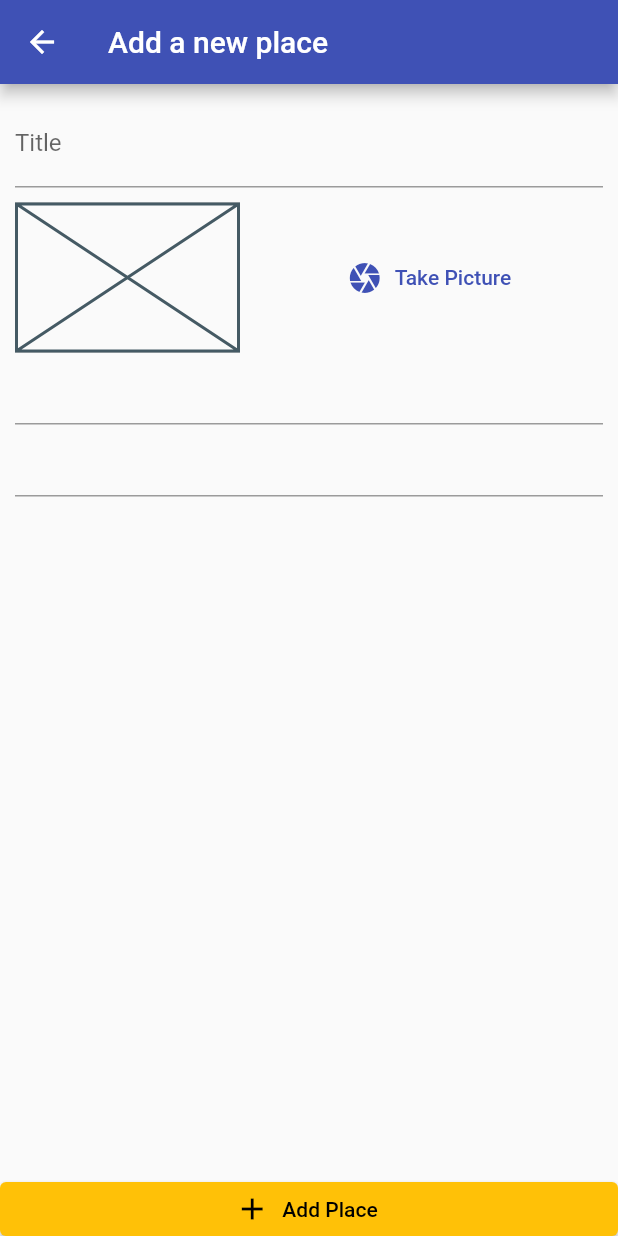
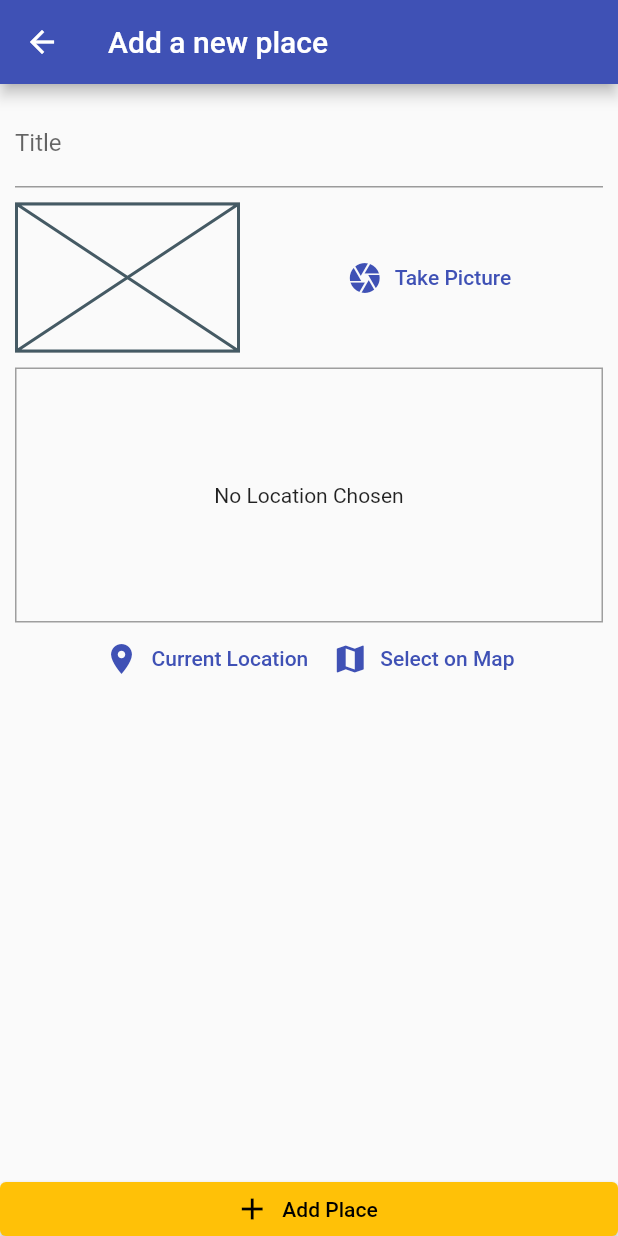
Before and after one commit to smo-learning/learn-flutter, a Flutter app: the AddPlaceScreen screen opened by its route, on a phone screen of 412 x 824 dp. Run offline on Flutter 3.47's test engine with Material 2 defaults, Android fonts, the phone set to English and light mode, and no system bars; our stand-ins replace image_picker, location, shared_preferences, sqflite; accounts and stored records are empty.

Commit message:
Add Current Location

```diff
--- a/great_places_app/lib/screens/add_place_screen.dart
+++ b/great_places_app/lib/screens/add_place_screen.dart
@@ -3,6 +3,7 @@
 import 'package:flutter/material.dart';
 import 'package:great_places_app/providers/great_places.dart';
 import 'package:great_places_app/widgets/image_input.dart';
+import 'package:great_places_app/widgets/location_input.dart';
 import 'package:provider/provider.dart';
 
 class AddPlaceScreen extends StatefulWidget {
@@ -50,8 +51,8 @@
                     ),
                     SizedBox(height: 10),
                     ImageInput(_selectImage),
-                    TextField(),
-                    TextField(),
+                    SizedBox(height: 10),
+                    LocationInput(),
                   ],
                 ),
               ),
--- /dev/null
+++ b/great_places_app/lib/widgets/location_input.dart
@@ -0,0 +1,63 @@
+import 'package:flutter/material.dart';
+import 'package:location/location.dart';
+
+class LocationInput extends StatefulWidget {
+  @override
+  _LocationInputState createState() => _LocationInputState();
+}
+
+class _LocationInputState extends State<LocationInput> {
+  String _previewImageUrl;
+
+  Future<void> _getCurrentUserLocation() async {
+    final locData = await Location().getLocation();
+    print(locData.latitude);
+    print(locData.longitude);
+  }
+
+  @override
+  Widget build(BuildContext context) {
+    return Column(
+      children: [
+        Container(
+          height: 170,
+          width: double.infinity,
+          alignment: Alignment.center,
+          decoration:
+              BoxDecoration(border: Border.all(width: 1, color: Colors.grey)),
+          child: _previewImageUrl == null
+              ? Text(
+                  'No Location Chosen',
+                  textAlign: TextAlign.center,
+                )
+              : Image.network(
+                  _previewImageUrl,
+                  fit: BoxFit.cover,
+                  width: double.infinity,
+                ),
+        ),
+        Row(
+          mainAxisAlignment: MainAxisAlignment.center,
+          children: [
+            TextButton.icon(
+              onPressed: _getCurrentUserLocation,
+              icon: Icon(Icons.location_on),
+              label: Text(
+                'Current Location',
+                style: TextStyle(color: Theme.of(context).primaryColor),
+              ),
+            ),
+            TextButton.icon(
+              onPressed: () {},
+              icon: Icon(Icons.map),
+              label: Text(
+                'Select on Map',
+                style: TextStyle(color: Theme.of(context).primaryColor),
+              ),
+            ),
+          ],
+        )
+      ],
+    );
+  }
+}
--- a/great_places_app/pubspec.yaml
+++ b/great_places_app/pubspec.yaml
@@ -33,6 +33,7 @@
   path_provider: ^2.0.1
   path: ^1.8.0
   sqflite: ^2.0.0+3
+  location: ^4.1.1
 
 dev_dependencies:
   flutter_test:
```
Also changed, not shown: great_places_app/pubspec.lock.
